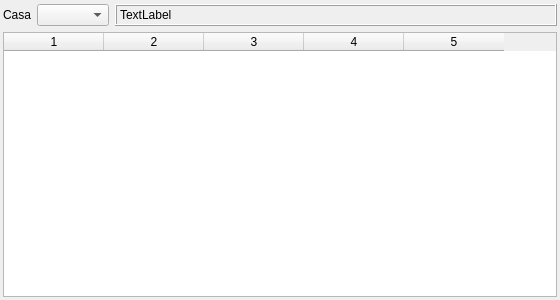
The window that homehistorywindow.ui (GonzaloHernandez/jpbilling) describes before a commit, drawn with Qt 5.
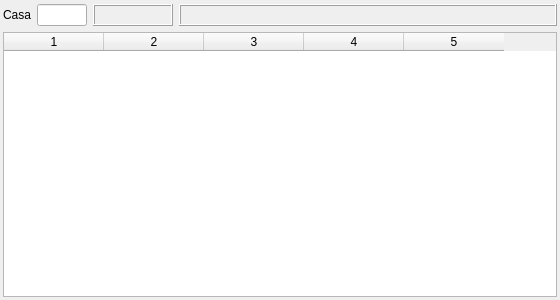
The same window after the commit.

```diff
--- a/homehistorywindow.ui
+++ b/homehistorywindow.ui
@@ -27,22 +27,62 @@
     <number>3</number>
    </property>
    <item>
-    <layout class="QFormLayout" name="formLayout_2">
-     <item row="0" column="0">
-      <layout class="QFormLayout" name="formLayout">
-       <item row="0" column="0">
-        <widget class="QLabel" name="label_home">
-         <property name="text">
-          <string>Casa</string>
-         </property>
-        </widget>
-       </item>
-       <item row="0" column="1">
-        <widget class="QComboBox" name="combobox_home"/>
-       </item>
-      </layout>
+    <layout class="QHBoxLayout" name="horizontalLayout">
+     <item>
+      <widget class="QLabel" name="label_home0">
+       <property name="sizePolicy">
+        <sizepolicy hsizetype="Maximum" vsizetype="Preferred">
+         <horstretch>0</horstretch>
+         <verstretch>0</verstretch>
+        </sizepolicy>
+       </property>
+       <property name="text">
+        <string>Casa</string>
+       </property>
+      </widget>
      </item>
-     <item row="0" column="1">
+     <item>
+      <widget class="QLineEdit" name="lineedit_home">
+       <property name="sizePolicy">
+        <sizepolicy hsizetype="Maximum" vsizetype="Fixed">
+         <horstretch>0</horstretch>
+         <verstretch>0</verstretch>
+        </sizepolicy>
+       </property>
+       <property name="maximumSize">
+        <size>
+         <width>50</width>
+         <height>16777215</height>
+        </size>
+       </property>
+      </widget>
+     </item>
+     <item>
+      <widget class="QLabel" name="label_home">
+       <property name="sizePolicy">
+        <sizepolicy hsizetype="Maximum" vsizetype="Preferred">
+         <horstretch>0</horstretch>
+         <verstretch>0</verstretch>
+        </sizepolicy>
+       </property>
+       <property name="maximumSize">
+        <size>
+         <width>80</width>
+         <height>16777215</height>
+        </size>
+       </property>
+       <property name="frameShape">
+        <enum>QFrame::Box</enum>
+       </property>
+       <property name="frameShadow">
+        <enum>QFrame::Raised</enum>
+       </property>
+       <property name="text">
+        <string/>
+       </property>
+      </widget>
+     </item>
+     <item>
       <widget class="QLabel" name="label_owner">
        <property name="frameShape">
         <enum>QFrame::Box</enum>
@@ -51,7 +91,7 @@
         <enum>QFrame::Raised</enum>
        </property>
        <property name="text">
-        <string>TextLabel</string>
+        <string/>
        </property>
       </widget>
      </item>
```
